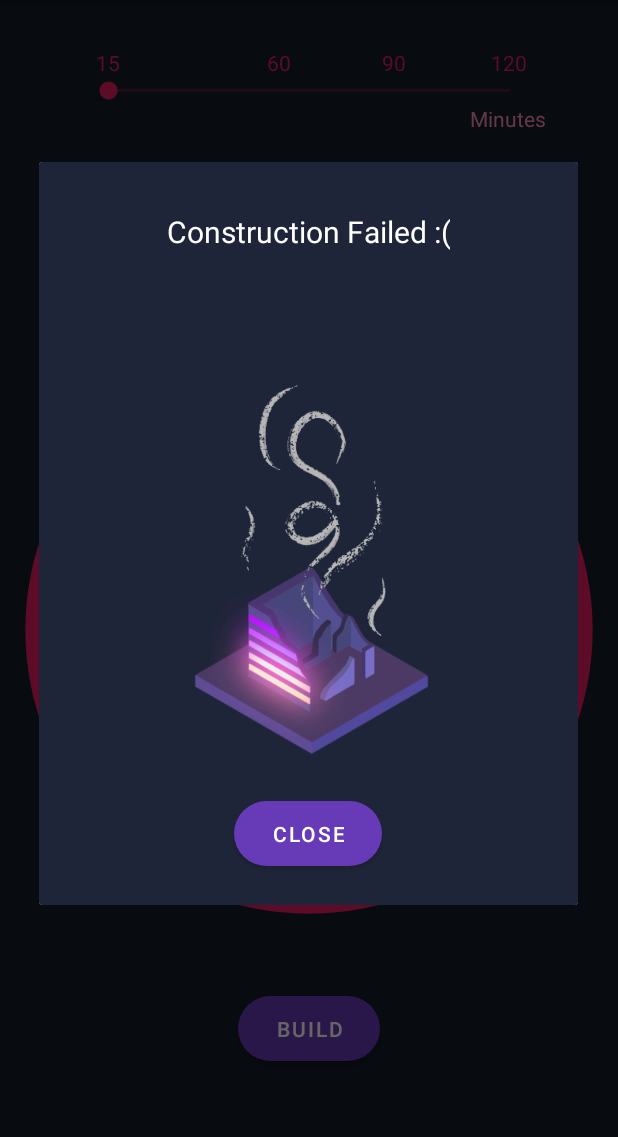
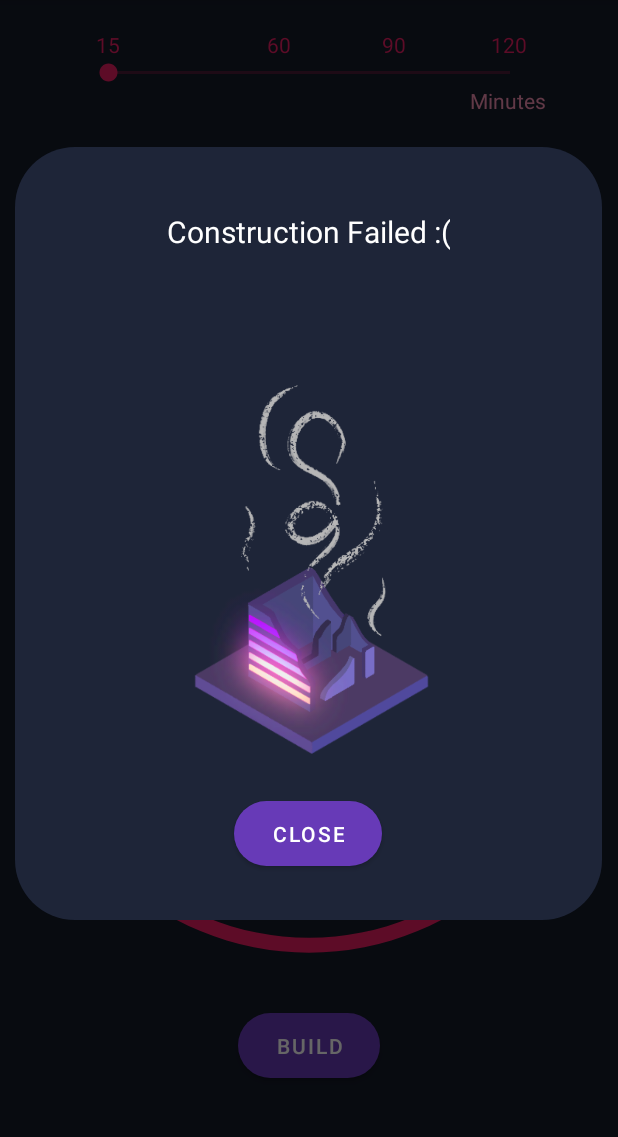
Before and after one commit to ETS-Android4/Focus-City, an Android app: the screen it shows after launch (MainActivity), after a tap on "GIVE UP", on a phone screen of 412 x 824 dp, the part 84-1221 px from its top. Run offline under Robolectric (Android 15) with nearby library versions, the phone set to English and light mode, and no system bars; 1 other tap on this screen came first.

Commit message:
Rounded Corners for Dialog and Added Building Name Entry

```diff
--- a/app/src/main/java/com/candy/focuscity/Building.java
+++ b/app/src/main/java/com/candy/focuscity/Building.java
@@ -16,7 +16,7 @@ public class Building extends MainActivity {
         if (buildingName.equals("Jett")) {
             switch (minutes) {
                 case 0:
-                    buildingImageViewId = R.drawable.jett0;
+                    buildingImageViewId = R.drawable.building_ground;
                     break;
                 case 15:
                     buildingImageViewId = R.drawable.jett15;
--- a/app/src/main/java/com/candy/focuscity/MainActivity.java
+++ b/app/src/main/java/com/candy/focuscity/MainActivity.java
@@ -12,14 +12,19 @@ import android.app.NotificationChannel;
 import android.app.NotificationManager;
 import android.app.PendingIntent;
 import android.content.Intent;
+import android.graphics.Color;
+import android.graphics.drawable.ColorDrawable;
 import android.media.MediaPlayer;
 import android.os.Build;
 import android.os.Bundle;
 import android.os.CountDownTimer;
 import android.view.HapticFeedbackConstants;
+import android.view.KeyEvent;
 import android.view.MenuItem;
 import android.view.View;
+import android.view.inputmethod.EditorInfo;
 import android.widget.Button;
+import android.widget.EditText;
 import android.widget.ImageView;
 import android.widget.ProgressBar;
 import android.widget.SeekBar;
@@ -56,6 +61,11 @@ public class MainActivity extends AppCompatActivity {
     private SeekBar seekTime;
     private ProgressBar progressBarCircle;
     private TextView textViewTime;
+
+    private EditText buildingNameEdit;
+    private TextView buildingNameText;
+    private ImageView editNameButton;
+
     private Button buttonStartStop;
     protected ImageView buildingImage;
     protected Building building;
@@ -78,6 +88,10 @@ public class MainActivity extends AppCompatActivity {
         buttonStartStop = (Button) findViewById(R.id.startStopButton);
         buildingImage = (ImageView) findViewById(R.id.buildingImage);
 
+        buildingNameEdit = (EditText) findViewById(R.id.buildingNameEdit);
+        buildingNameText = (TextView) findViewById(R.id.buildingNameText);
+        editNameButton = (ImageView) findViewById(R.id.editNameButton);
+
         navView = (NavigationView) findViewById(R.id.navView);
 
         // Show Default 15 min Building on Startup
@@ -89,6 +103,30 @@ public class MainActivity extends AppCompatActivity {
             @Override
             public void onClick(View v) {
                 startStop();
+            }
+        });
+
+        // EditText Listener
+        buildingNameEdit.setOnEditorActionListener(new android.widget.TextView.OnEditorActionListener() {
+            public boolean onEditorAction(TextView v, int actionId, KeyEvent event) {
+                if ((event != null && (event.getKeyCode() == KeyEvent.KEYCODE_ENTER)) || (actionId == EditorInfo.IME_ACTION_DONE)) {
+                    buildingNameEdit.setEnabled(false);
+                    buildingNameEdit.setVisibility(View.INVISIBLE);
+                    buildingNameText.setText(buildingNameEdit.getText());
+                    buildingNameText.setVisibility(View.VISIBLE);
+                    editNameButton.setVisibility(View.VISIBLE);
+                }
+                return true;
+            }
+        });
+
+        editNameButton.setOnClickListener(new View.OnClickListener() {
+            @Override
+            public void onClick(View v) {
+                buildingNameText.setVisibility(View.INVISIBLE);
+                buildingNameEdit.setEnabled(true);
+                buildingNameEdit.setVisibility(View.VISIBLE);
+                editNameButton.setVisibility(View.GONE);
             }
         });
 
@@ -155,7 +193,7 @@ public class MainActivity extends AppCompatActivity {
 
             // Add Failed Build to Records
             record.setTotalMinutes(0);
-            record.setBuildingImageId(R.drawable.jettruins);
+            record.setBuildingImageId(R.drawable.jett_ruins);
             db.insertRecord(record);
             // Countdown Timer Stop Status
             timerStatus = TimerStatus.STOPPED;
@@ -309,14 +347,14 @@ public class MainActivity extends AppCompatActivity {
         TextView buildSuccessText;
         Button closeButton;
 
-        final View popupView = getLayoutInflater().inflate(R.layout.building_popup, null);
+        final View popupView = getLayoutInflater().inflate(R.layout.building_popup_layout, null);
         popupBuildingView = (ImageView) popupView.findViewById(R.id.popupBuildingView);
         closeButton = (Button) popupView.findViewById(R.id.closeButton);
         buildSuccessText = (TextView) popupView.findViewById(R.id.buildSuccessText);
 
         if (!success) {
             buildSuccessText.setText("Construction Failed :(");
-            popupBuildingView.setImageResource(R.drawable.jettruins);
+            popupBuildingView.setImageResource(R.drawable.jett_ruins);
         } else {
             buildSuccessText.setText("Construction Complete !!!");
             building.changeBuilding(totalBuildTime, buildingImage);
@@ -325,6 +363,8 @@ public class MainActivity extends AppCompatActivity {
 
         dialogBuilder.setView(popupView);
         final AlertDialog dialog = dialogBuilder.create();
+        // Rounded Corners
+        dialog.getWindow().setBackgroundDrawable(new ColorDrawable(Color.TRANSPARENT));
         dialog.show();
 
         closeButton.setOnClickListener(new View.OnClickListener() {
--- /dev/null
+++ b/app/src/main/res/drawable/dialog_bg.xml
@@ -0,0 +1,17 @@
+<?xml version="1.0" encoding="utf-8"?>
+<shape xmlns:android="http://schemas.android.com/apk/res/android">
+
+    <solid
+        android:color="@color/colorPrimary" />
+
+    <corners
+        android:radius="40dp" />
+
+    <padding
+        android:left="10dp"
+        android:right="10dp"
+        android:top="10dp"
+        android:bottom="10dp" />
+
+
+</shape>
--- /dev/null
+++ b/app/src/main/res/drawable/ic_baseline_edit_18.xml
@@ -0,0 +1,5 @@
+<vector android:height="18dp" android:tint="#FFFFFF"
+    android:viewportHeight="24" android:viewportWidth="24"
+    android:width="18dp" xmlns:android="http://schemas.android.com/apk/res/android">
+    <path android:fillColor="@android:color/white" android:pathData="M3,17.25V21h3.75L17.81,9.94l-3.75,-3.75L3,17.25zM20.71,7.04c0.39,-0.39 0.39,-1.02 0,-1.41l-2.34,-2.34c-0.39,-0.39 -1.02,-0.39 -1.41,0l-1.83,1.83 3.75,3.75 1.83,-1.83z"/>
+</vector>
--- a/app/src/main/res/layout/activity_main.xml
+++ b/app/src/main/res/layout/activity_main.xml
@@ -7,9 +7,7 @@
     android:layout_height="match_parent"
     tools:context=".MainActivity">
 
-    <androidx.constraintlayout.widget.ConstraintLayout xmlns:android="http://schemas.android.com/apk/res/android"
-        xmlns:app="http://schemas.android.com/apk/res-auto"
-        xmlns:tools="http://schemas.android.com/tools"
+    <androidx.constraintlayout.widget.ConstraintLayout
         android:id="@+id/activity_main"
         android:layout_width="match_parent"
         android:layout_height="match_parent"
@@ -20,7 +18,7 @@
             android:id="@+id/linear"
             android:layout_width="305dp"
             android:layout_height="wrap_content"
-            android:layout_marginTop="32dp"
+            android:layout_marginTop="20dp"
             android:weightSum="8"
             app:layout_constraintBottom_toTopOf="@id/seekBarTimeSelect"
             app:layout_constraintLeft_toLeftOf="parent"
@@ -102,10 +100,50 @@
             android:text="15:00"
             android:textColor="@color/colorLightPink"
             android:textSize="40sp"
-            app:layout_constraintBottom_toTopOf="@id/progressBarCircle"
+            app:layout_constraintBottom_toTopOf="@id/buildingNameEdit"
             app:layout_constraintLeft_toLeftOf="parent"
             app:layout_constraintRight_toRightOf="parent"
             app:layout_constraintTop_toBottomOf="@id/minutesText" />
+
+        <EditText
+            android:id="@+id/buildingNameEdit"
+            android:layout_width="200dp"
+            android:layout_height="45dp"
+            android:backgroundTint="@color/purple_dark"
+            android:gravity="bottom|center_horizontal"
+            android:hint="Enter Building Name"
+            android:textColor="#B39DDB"
+            android:textColorHint="#8068A8"
+            android:textSize="18dp"
+            android:maxLength="20"
+            app:layout_constraintBottom_toTopOf="@id/progressBarCircle"
+            app:layout_constraintEnd_toEndOf="parent"
+            app:layout_constraintStart_toStartOf="parent"
+            app:layout_constraintTop_toBottomOf="@id/textViewTime" />
+
+        <ImageView
+            android:id="@+id/editNameButton"
+            android:layout_width="wrap_content"
+            android:layout_height="wrap_content"
+            android:layout_marginStart="4dp"
+            android:src="@drawable/ic_baseline_edit_18"
+            android:visibility="gone"
+            app:layout_constraintBottom_toTopOf="@id/buildingNameText"
+            app:layout_constraintStart_toEndOf="@id/buildingNameText"
+            app:layout_constraintTop_toBottomOf="@id/buildingNameText" />
+
+        <TextView
+            android:id="@+id/buildingNameText"
+            android:layout_width="wrap_content"
+            android:layout_height="45dp"
+            android:gravity="bottom|center_horizontal"
+            android:textColor="#B39DDB"
+            android:textSize="18dp"
+            android:visibility="invisible"
+            app:layout_constraintBottom_toTopOf="@id/progressBarCircle"
+            app:layout_constraintEnd_toEndOf="parent"
+            app:layout_constraintStart_toStartOf="parent"
+            app:layout_constraintTop_toBottomOf="@id/textViewTime" />
 
         <ProgressBar
             android:id="@+id/progressBarCircle"
@@ -121,7 +159,7 @@
             app:layout_constraintBottom_toTopOf="@id/startStopButton"
             app:layout_constraintLeft_toLeftOf="parent"
             app:layout_constraintRight_toRightOf="parent"
-            app:layout_constraintTop_toBottomOf="@id/textViewTime" />
+            app:layout_constraintTop_toBottomOf="@id/buildingNameEdit" />
 
         <ImageView
             android:id="@+id/buildingImage"
@@ -143,18 +181,17 @@
             android:id="@+id/startStopButton"
             android:layout_width="wrap_content"
             android:layout_height="wrap_content"
-            android:layout_marginBottom="16dp"
+            android:layout_marginBottom="20dp"
             android:paddingLeft="25dp"
             android:paddingTop="12dp"
             android:paddingRight="25dp"
             android:paddingBottom="12dp"
             android:text="Build"
-            app:cornerRadius="28dp"
+            app:cornerRadius="30dp"
             app:layout_constraintBottom_toBottomOf="parent"
             app:layout_constraintLeft_toLeftOf="parent"
             app:layout_constraintRight_toRightOf="parent"
-            app:layout_constraintTop_toBottomOf="@id/progressBarCircle"
-            />
+            app:layout_constraintTop_toBottomOf="@id/progressBarCircle" />
     </androidx.constraintlayout.widget.ConstraintLayout>
 
     <com.google.android.material.navigation.NavigationView
--- a/app/src/main/res/layout/building_popup.xml
+++ b/app/src/main/res/layout/building_popup_layout.xml
@@ -1,10 +1,10 @@
 <?xml version="1.0" encoding="utf-8"?>
 <RelativeLayout xmlns:android="http://schemas.android.com/apk/res/android"
     xmlns:app="http://schemas.android.com/apk/res-auto"
-    android:layout_width="match_parent"
+    android:layout_width="500dp"
     android:layout_height="match_parent"
     android:orientation="vertical"
-    android:background="@color/colorPrimary">
+    android:background="@drawable/dialog_bg">
 
     <ImageView
         android:id="@+id/popupBuildingView"
@@ -41,5 +41,5 @@
         android:paddingRight="25dp"
         android:paddingBottom="12dp"
         android:text="Close"
-        app:cornerRadius="28dp" />
+        app:cornerRadius="30dp" />
 </RelativeLayout>
--- a/app/src/main/res/values-land/dimens.xml
+++ /dev/null
@@ -1,3 +0,0 @@
-<resources>
-    <dimen name="fab_margin">48dp</dimen>
-</resources>
--- a/app/src/main/res/values-w1240dp/dimens.xml
+++ /dev/null
@@ -1,3 +0,0 @@
-<resources>
-    <dimen name="fab_margin">200dp</dimen>
-</resources>
--- a/app/src/main/res/values-w600dp/dimens.xml
+++ /dev/null
@@ -1,3 +0,0 @@
-<resources>
-    <dimen name="fab_margin">48dp</dimen>
-</resources>
--- a/app/src/main/res/values/dimens.xml
+++ /dev/null
@@ -1,3 +0,0 @@
-<resources>
-    <dimen name="fab_margin">16dp</dimen>
-</resources>
```
Also changed, not shown: app/src/main/res/drawable-v24/ic_launcher_foreground.xml (deleted, +0 -30 lines), app/src/main/res/layout/bottom_sheet_layout.xml (added, +55 -0 lines), app/src/main/res/drawable/building_ground.png (renamed from app/src/main/res/drawable/jett0.png), app/src/main/res/drawable/jett_ruins.png (renamed from app/src/main/res/drawable/jettruins.png).
